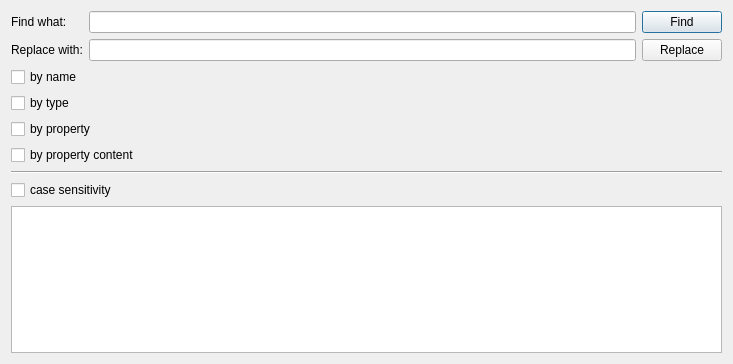
qreal/qreal, file qrgui/dialogs/findReplaceDialog.ui: the form before one commit.
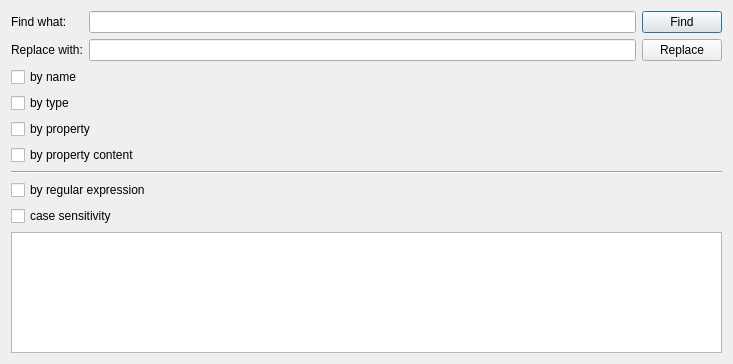
The form after the commit.

Diff of the .ui file:
```diff
--- a/qrgui/dialogs/findReplaceDialog.ui
+++ b/qrgui/dialogs/findReplaceDialog.ui
@@ -103,6 +103,13 @@
          </property>
         </widget>
        </item>
+       <item>
+        <widget class="QCheckBox" name="mByRegExp">
+         <property name="text">
+          <string>by regular expression</string>
+         </property>
+        </widget>
+       </item>
        <item>
         <widget class="QCheckBox" name="mSensitivity">
          <property name="text">
```
